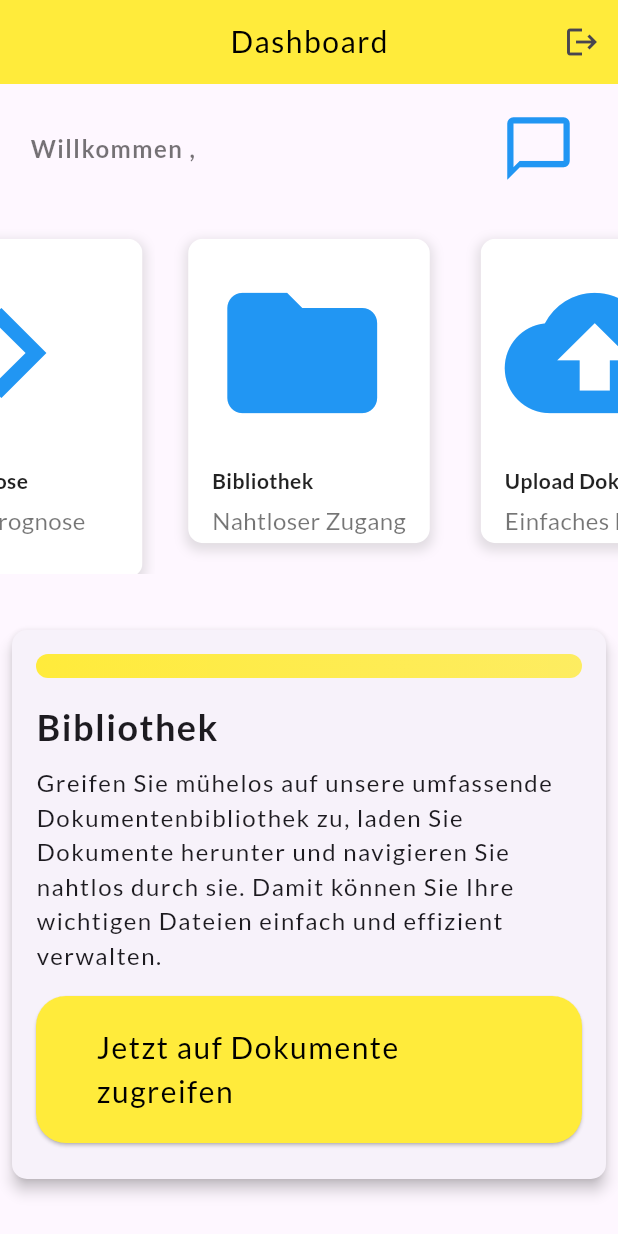
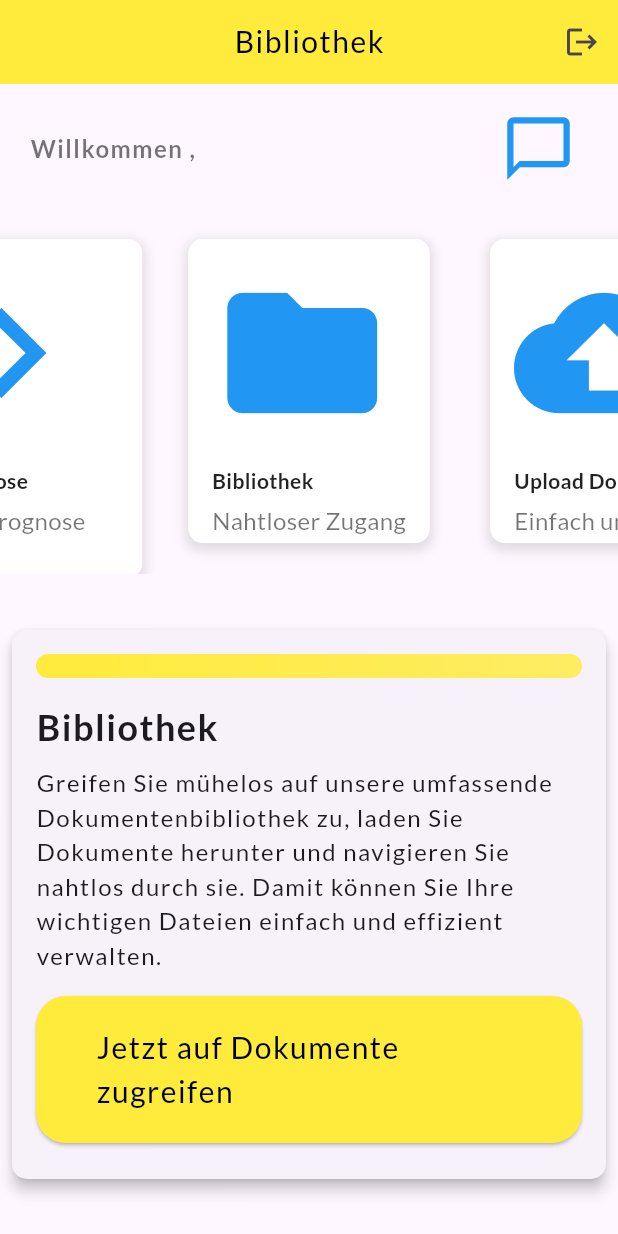
Before and after one commit to Reins981/SecDoc, a Flutter app: the DashboardSection screen opened by its route, on a phone screen of 412 x 824 dp. Run offline on Flutter 3.47's test engine with Material 3 defaults, Android fonts, the phone set to English and light mode, and no system bars; drawn by our look-alikes of carousel_slider; our stand-ins replace cloud_firestore, dio, file_picker, firebase_auth, firebase_core, firebase_messaging and 12 more; missing offline and left inert: flutter_pdfview, google_api_availability, randomstring_dart, sendgrid_mailer; accounts and stored records are empty.

Commit message:
Add missing language support

```diff
--- a/lib/dashboard_section.dart
+++ b/lib/dashboard_section.dart
@@ -144,7 +144,7 @@ class _DashboardSectionState extends State<DashboardSection> with SingleTickerPr
   Widget build(BuildContext context) {
     return Scaffold(
       appBar: AppBar(
-        title: Text("Dashboard", style: GoogleFonts.lato(fontSize: 20, letterSpacing: 1.0, color: Colors.black)),
+        title: Text(_selectedLanguage == 'German' ? dashboardTitle1German : dashboardTitle1English, style: GoogleFonts.lato(fontSize: 20, letterSpacing: 1.0, color: Colors.black)),
         centerTitle: true,
         backgroundColor: Colors.yellow,
         automaticallyImplyLeading: false,
--- a/lib/document_library.dart
+++ b/lib/document_library.dart
@@ -31,6 +31,8 @@ class _DocumentLibraryScreenState extends State<DocumentLibraryScreen> {
   final TextEditingController _searchController = TextEditingController();
   String _selectedLanguage = 'German';
 
+  String documentLibraryTitleGerman = getTextContentGerman("documentLibraryTitle");
+  String documentLibraryTitleEnglish = getTextContentEnglish("documentLibraryTitle");
   String documentLibraryDownloadErrorGerman = getTextContentGerman("documentLibraryDownloadError");
   String documentLibraryDownloadErrorEnglish = getTextContentEnglish("documentLibraryDownloadError");
   String documentLibraryLoadingDataErrorGerman = getTextContentGerman("documentLibraryLoadingDataError");
@@ -250,7 +252,7 @@ class _DocumentLibraryScreenState extends State<DocumentLibraryScreen> {
 
             return Scaffold(
               appBar: AppBar(
-                title: Text('Document Library', style: GoogleFonts.lato(fontSize: 20, letterSpacing: 1.0, color: Colors.black)),
+                title: Text(_selectedLanguage == 'German' ? documentLibraryTitleGerman : documentLibraryTitleEnglish, style: GoogleFonts.lato(fontSize: 20, letterSpacing: 1.0, color: Colors.black)),
                 centerTitle: true,
                 backgroundColor: Colors.yellow,
                 leading: IconButton(
--- a/lib/text_contents.dart
+++ b/lib/text_contents.dart
@@ -52,7 +52,7 @@ String getTextContentGerman(String textContentType) {
     "Damit können Sie Ihre wichtigen Dateien einfach und effizient verwalten.",
     "dashboardButtonText1": "Jetzt auf Dokumente zugreifen",
     "dashboardTitle2": "Upload Dokumente",
-    "dashboardDescription2": "Einfaches Hochladen",
+    "dashboardDescription2": "Einfach und schnell",
     "dashboardDetailedDescription2": "Stärken Sie Ihre Planung für Solarmodule, indem Sie mühelos Ihre eigenen Dokumente in unsere Cloud hochladen. "
     "Damit legen Sie den Grundstein für eine maßgeschneiderte Solarmodulplanung, die auf Ihre spezifischen Bedürfnisse zugeschnitten ist.",
     "dashboardDetailedDescriptionAdmin2": "Stärken Sie die Planung für Solarmodule für Ihre Kunden, indem Sie Pläne und Angebote mühelos in unsere Cloud hochladen. "
@@ -61,11 +61,9 @@ String getTextContentGerman(String textContentType) {
     "dashboardTitle3": "Solar Prognose",
     "dashboardDescription3": "Leistungsprognose erhalten",
     "dashboardDetailedDescription3": "Erkunden Sie maßgeschneiderte Prognosen für die Leistung von Solarmodulen in verschiedenen Umgebungen, Konfigurationen und Bedingungen. "
-    "Erhalten Sie detaillierte Einblicke, die informierte Entscheidungen über Solarinstallationen ermöglichen, indem Sie Effizienz, Energieerzeugung und andere wichtige Faktoren vorhersagen, die für die Optimierung von Solarprojekten entscheidend sind. "
-    "Senden Sie uns Ihre Spezifikationen für personalisierte Prognosen!",
+    "Erhalten Sie detaillierte Einblicke, die informierte Entscheidungen über Solarinstallationen ermöglichen, indem Sie Effizienz, Energieerzeugung und andere wichtige Faktoren vorhersagen, die für die Optimierung von Solarprojekten entscheidend sind.",
     "dashboardDetailedDescriptionAdmin3": "Erkunden Sie maßgeschneiderte Prognosen für die Leistung von Solarmodulen in verschiedenen Umgebungen, Konfigurationen und Bedingungen. "
-    "Erhalten Sie detaillierte Einblicke, die informierte Entscheidungen über Solarinstallationen ermöglichen, indem Sie Effizienz, Energieerzeugung und andere wichtige Faktoren vorhersagen, die für die Optimierung von Solarprojekten entscheidend sind. "
-    "Senden Sie uns Ihre Spezifikationen für personalisierte Prognosen!",
+    "Erhalten Sie detaillierte Einblicke, die informierte Entscheidungen über Solarinstallationen ermöglichen, indem Sie Effizienz, Energieerzeugung und andere wichtige Faktoren vorhersagen, die für die Optimierung von Solarprojekten entscheidend sind.",
     "dashboardButtonText3": "Jetzt Prognosen erhalten",
 
     // Document
@@ -74,6 +72,7 @@ String getTextContentGerman(String textContentType) {
     "documentErrorFormat": "Nicht unterstütztes Dokumentenformat",
 
     // Document Library
+    "documentLibraryTitle": "Bibliothek",
     "documentLibraryDownloadError": "Konnte das Download-Verzeichnis nicht erreichen",
     "documentLibraryLoadingDataError": "Fehler beim Laden von Daten",
     "documentLibraryLoadingDocumentError": "Fehler beim Laden von Dokumenten",
@@ -90,6 +89,9 @@ String getTextContentGerman(String textContentType) {
     "documentLibraryCategory": "Kategorie",
     "documentLibraryPrefixFrom": "Von",
     "documentLibraryPrefixFor": "Für",
+
+    // Document Upload Page
+    "documentUploadPageTitle": "Hochladen Dokumente",
 
     // Helpers
     "helperUserNotSignedIn": "Benutzer ist nicht angemeldet!",
@@ -260,7 +262,7 @@ String getTextContentEnglish(String textContentType) {
         "\n ensuring easy and efficient management of all your important files.",
     "dashboardButtonText1": "Access Docs Now",
     "dashboardTitle2": "Document Upload",
-    "dashboardDescription2": "Easy Upload",
+    "dashboardDescription2": "Simple and Fast",
     "dashboardDetailedDescription2": "Empower your solar panel planning by effortlessly uploading your own documents to our cloud, "
         "\nlaying the foundation for personalized solar panel design tailored to your specific needs.",
     "dashboardDetailedDescriptionAdmin2": "Empower customer solar panel planning by effortlessly uploading Plans and Offers to our cloud, "
@@ -270,12 +272,10 @@ String getTextContentEnglish(String textContentType) {
     "dashboardDescription3": "Gain Performance Forecasts",
     "dashboardDetailedDescription3": "Explore tailored forecasts for solar panel performance across diverse environments, configurations, and conditions. "
         "Get detailed insights that enable informed decisions about solar installations by predicting efficiency, energy output, and other critical factors crucial "
-        "for optimizing solar projects. "
-        "Send us your specifications for personalized forecasts!",
+        "for optimizing solar projects.",
     "dashboardDetailedDescriptionAdmin3": "Explore tailored forecasts for solar panel performance across diverse environments, configurations, and conditions. "
         "Get detailed insights that enable informed decisions about solar installations by predicting efficiency, energy output, and other critical factors crucial "
-        "for optimizing solar projects. "
-        "Send us your specifications for personalized forecasts!",
+        "for optimizing solar projects.",
     "dashboardButtonText3": "Get Forecasts Now",
 
     // Document
@@ -284,6 +284,7 @@ String getTextContentEnglish(String textContentType) {
     "documentErrorFormat": "Unsupported document format",
 
     // Document Library
+    "documentLibraryTitle": "Library",
     "documentLibraryDownloadError": "Could not access download directory",
     "documentLibraryLoadingDataError": "Error loading data",
     "documentLibraryLoadingDocumentError": "Error loading documents",
@@ -302,6 +303,9 @@ String getTextContentEnglish(String textContentType) {
     "documentLibraryPrefixFor": "For",
     "documentLibraryCategoryCustomerAdmin": "Customer Documents",
     "documentLibraryCategoryCustomerClient": "My Documents",
+
+    // Document Upload Page
+    "documentUploadPageTitle": "Document Upload",
 
     // Helpers
     "helperUserNotSignedIn": "User is not signed in!",
```
Also changed, not shown: lib/document_upload.dart (+27 -8 lines).
